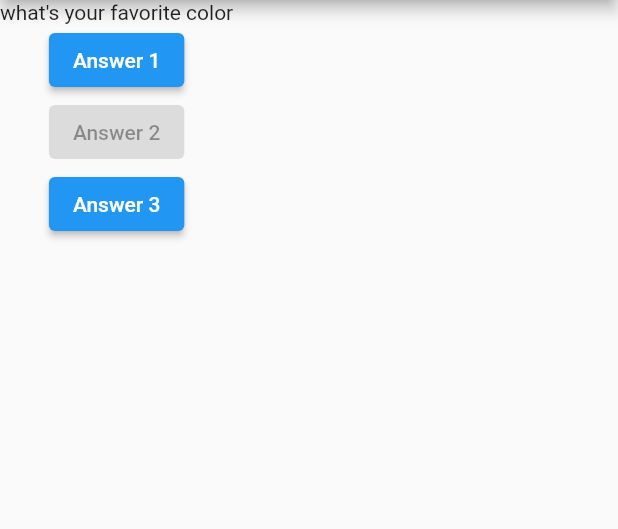
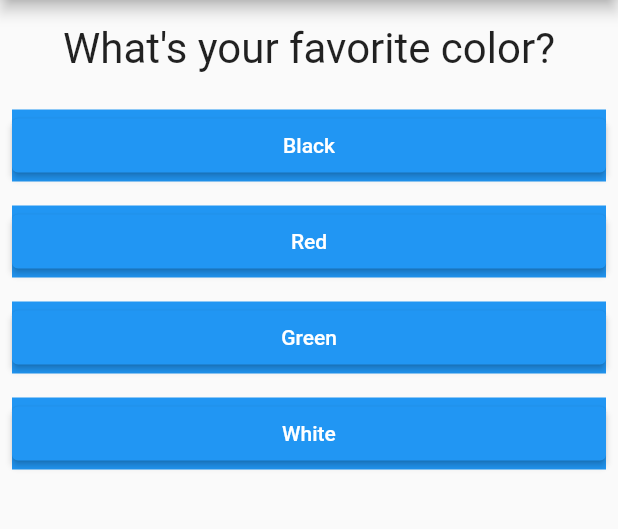
Before and after one commit to kandapagari/first_app, a Flutter app: the screen it shows after launch, on a phone screen of 412 x 824 dp, the part 84-613 px from its top. Run offline on Flutter 3.47's test engine with Material 2 defaults, Android fonts, the phone set to English and light mode, and no system bars.

Commit message:
update day 2

```diff
--- /dev/null
+++ b/lib/answer.dart
@@ -0,0 +1,24 @@
+import 'package:flutter/material.dart';
+
+class Answer extends StatelessWidget {
+  final VoidCallback selectHandeler;
+  final String answerText;
+
+  Answer(this.selectHandeler, this.answerText);
+
+  @override
+  Widget build(BuildContext context) {
+    return Container(
+      color: Colors.blue,
+      width: double.infinity,
+      margin: EdgeInsets.all(8),
+      child: ElevatedButton(
+        child: Text(answerText),
+        onPressed: selectHandeler,
+        style: ElevatedButton.styleFrom(
+          onPrimary: Colors.white,
+        ),
+      ),
+    );
+  }
+}
--- a/lib/main.dart
+++ b/lib/main.dart
@@ -1,6 +1,7 @@
 import 'package:flutter/material.dart';
 
 import './question.dart';
+import './answer.dart';
 
 void main() => runApp(MyApp());
 
@@ -12,20 +13,30 @@
 }
 
 class _MyAppState extends State<MyApp> {
-  var questionIndex = 0;
+  var _questionIndex = 0;
 
-  void _anwserQuestion() {
+  void _answerQuestion() {
     setState(() {
-      questionIndex = questionIndex + 1;
+      _questionIndex = _questionIndex + 1;
     });
-    print('Answer chosen');
+    print(_questionIndex);
   }
 
   @override
   Widget build(BuildContext context) {
     var questions = [
-      'what\'s your favorite color',
-      'what\'s your favorite animal'
+      {
+        'questionText': 'What\'s your favorite color?',
+        'answers': ['Black', 'Red', 'Green', 'White']
+      },
+      {
+        'questionText': 'What\'s your favorite animal?',
+        'answers': ['Dog', 'Cat', 'Penguin', 'Owl']
+      },
+      {
+        'questionText': 'What\'s your favorite food?',
+        'answers': ['Pasta', 'Pizza', 'Ice Cream', 'Chocolate']
+      }
     ];
     return MaterialApp(
       home: Scaffold(
@@ -33,13 +44,12 @@
           title: Text('My First App'),
         ),
         body: Column(
-          children: [
-            Question(questions[questionIndex]),
-            ElevatedButton(child: Text('Answer 1'), onPressed: _anwserQuestion),
-            ElevatedButton(child: Text('Answer 2'), onPressed: null),
-            ElevatedButton(
-                child: Text('Answer 3'),
-                onPressed: () => print('Single line Fun'))
+          children: <Widget>[
+            Question(questions[_questionIndex]['questionText'] as String),
+            ...(questions[_questionIndex]['answers'] as List<String>)
+                .map((answer) {
+              return Answer(_answerQuestion, answer);
+            }).toList()
           ],
         ),
       ),
--- a/lib/question.dart
+++ b/lib/question.dart
@@ -1,4 +1,4 @@
-import 'package:flutter/cupertino.dart';
+import 'package:flutter/material.dart';
 
 class Question extends StatelessWidget {
   final String questionText;
@@ -7,6 +7,14 @@
 
   @override
   Widget build(BuildContext context) {
-    return Text(questionText);
+    return Container(
+      width: double.infinity,
+      margin: EdgeInsets.all(16),
+      child: Text(
+        questionText,
+        style: TextStyle(fontSize: 28),
+        textAlign: TextAlign.center,
+      ),
+    );
   }
 }
```
Also changed, not shown: 1 other file.
